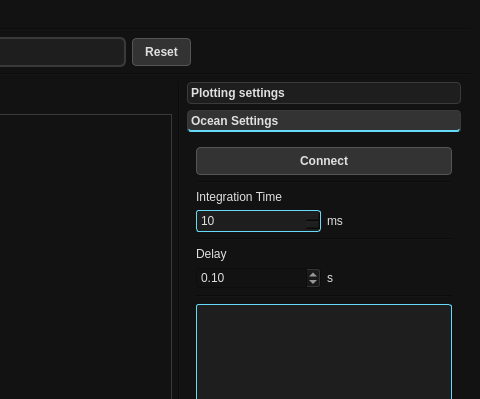
Qt form XChroma/ui/MainWindow.ui (Alex6Crbt/XChroma) before a commit; both pictures show x 720 to 1200 and y 0 to 399 of the 1200 by 780 pixel window.
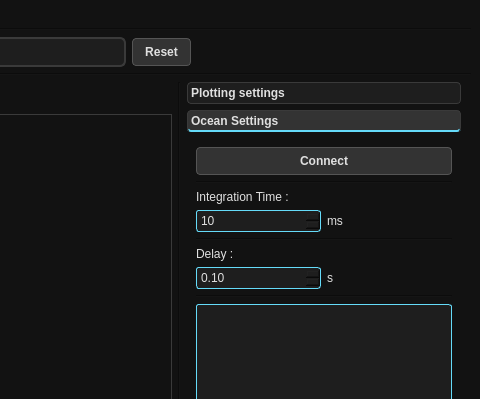
The same form after that commit. The open tabs and pages were chosen to show the change. Icons and pictures are not drawn. Custom widgets are drawn as their Qt base class.

Commit message: up serial and others

Diff of the .ui file:
```diff
--- a/XChroma/ui/MainWindow.ui
+++ b/XChroma/ui/MainWindow.ui
@@ -89,7 +89,7 @@
 }
 
 /* ComboBox */
-QComboBox, QSpinBox {
+QComboBox, QSpinBox, QDoubleSpinBox {
     background-color: #1E1E1E;
     color: #E0E0E0;
     border: 1px solid #65DBF9; /* Blue highlight */
@@ -725,7 +725,7 @@
                <string notr="true">border: 0px</string>
               </property>
               <property name="text">
-               <string>Delay</string>
+               <string>Delay :</string>
               </property>
              </widget>
             </item>
@@ -817,7 +817,7 @@
                <string notr="true">border: 0px</string>
               </property>
               <property name="text">
-               <string>Integration Time</string>
+               <string>Integration Time :</string>
               </property>
              </widget>
             </item>
```
Left out of the diff: 11 changed lines with no effect on the pictures. The commit also changes 2 other files.
